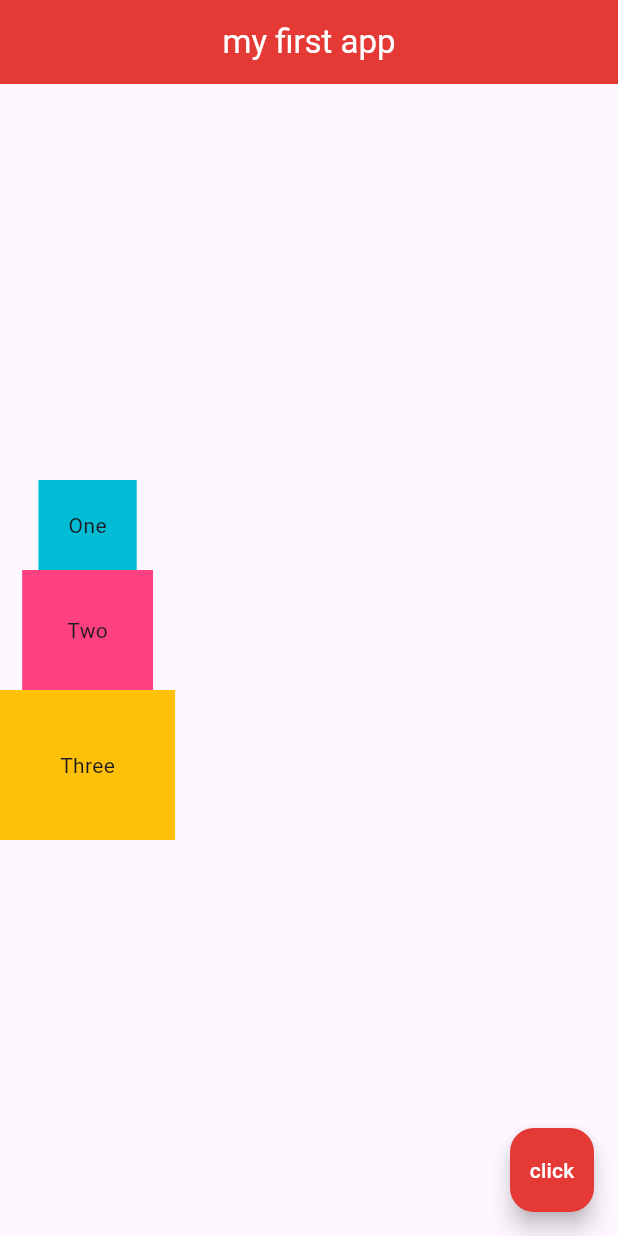
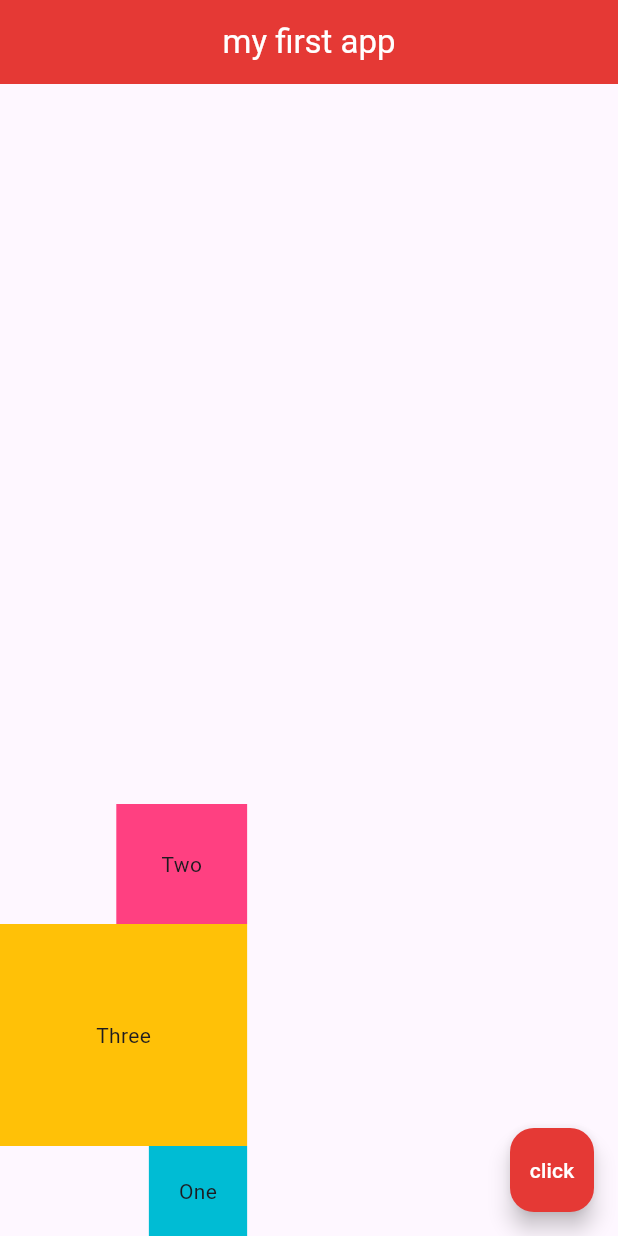
Before and after one commit to jamydevelop/Flutter-MyApp, a Flutter app: the screen it shows after launch, on a phone screen of 412 x 824 dp. Run offline on Flutter 3.47's test engine with Material 3 defaults, Android fonts, the phone set to English and light mode, and no system bars.

Commit message:
misc files

```diff
--- a/myapp/lib/main.dart
+++ b/myapp/lib/main.dart
@@ -23,15 +23,10 @@ class Home extends StatelessWidget {
         backgroundColor: Colors.red[600],
       ),
       body: Column(
-        mainAxisAlignment: MainAxisAlignment.center,
-        crossAxisAlignment: CrossAxisAlignment.center,
+        mainAxisAlignment: MainAxisAlignment.end,
+        crossAxisAlignment: CrossAxisAlignment.end,
         children: <Widget>[
 
-          Container(
-            padding: EdgeInsets.all(20.0),
-            color: Colors.cyan,
-            child: Text("One"),
-          ),
           Container(
             padding: EdgeInsets.all(30.0),
             color: Colors.pinkAccent,
@@ -40,7 +35,18 @@ class Home extends StatelessWidget {
           Container(
             padding: EdgeInsets.all(40.0),
             color: Colors.amber,
-            child: Text("Three"),
+            child: Padding(
+              padding: const EdgeInsets.all(8.0),
+              child: Padding(
+                padding: const EdgeInsets.all(16.0),
+                child: Text("Three"),
+              ),
+            ),
+          ),
+          Container(
+            padding: EdgeInsets.all(20.0),
+            color: Colors.cyan,
+            child: Text("One"),
           ),
         ],
       ),
```
